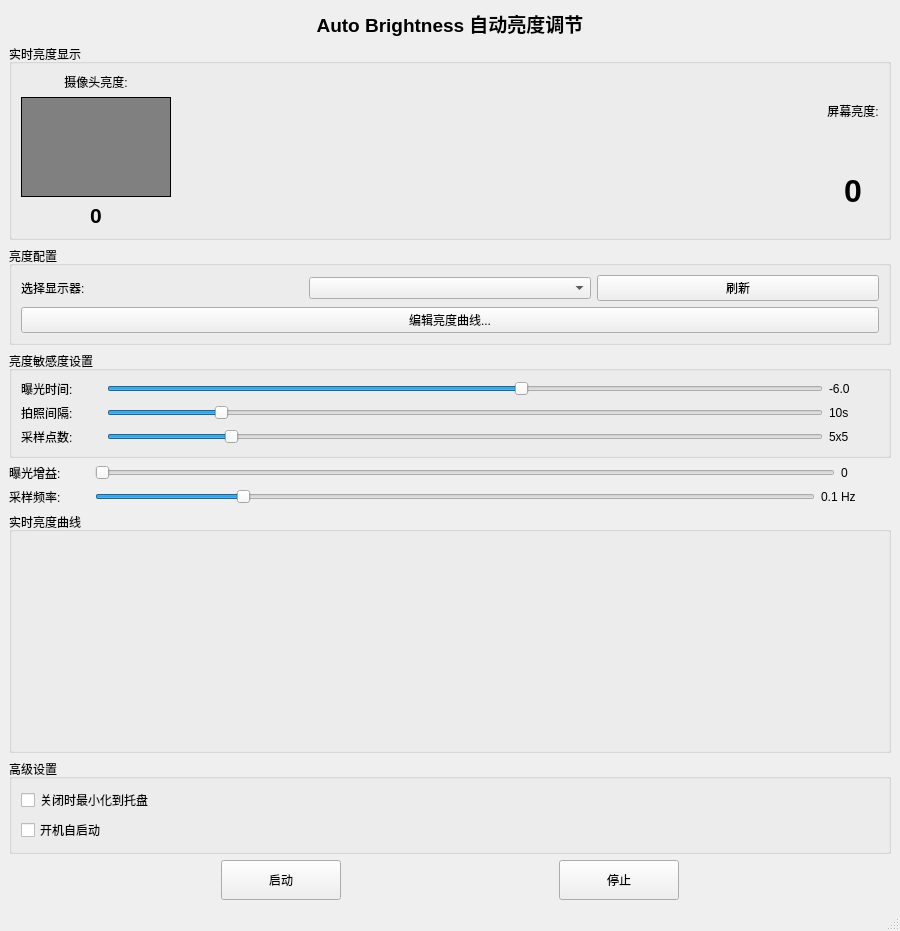
The window that UI/mainwindow.ui (183965983/AutoBrightnessWidget) describes before a commit, drawn with Qt 5.
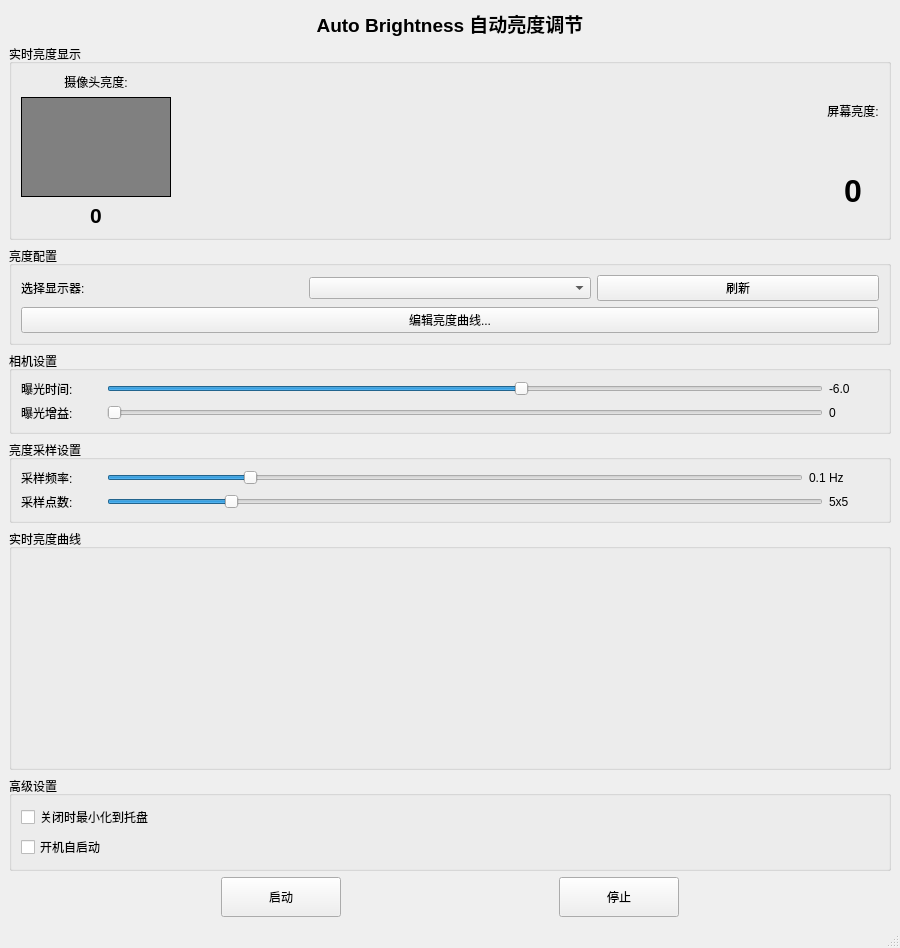
The same window after the commit.

Commit message: Remove duplicate photo interval feature and reorganize camera settings UI

The edit to the form file:
```diff
--- a/UI/mainwindow.ui
+++ b/UI/mainwindow.ui
@@ -177,11 +177,11 @@
      </widget>
     </item>
     <item>
-     <widget class="QGroupBox" name="settingsGroupBox">
+     <widget class="QGroupBox" name="cameraSettingsGroupBox">
       <property name="title">
-       <string>亮度敏感度设置</string>
+       <string>相机设置</string>
       </property>
-      <layout class="QVBoxLayout" name="verticalLayout_2">
+      <layout class="QVBoxLayout" name="cameraSettingsLayout">
        <item>
         <layout class="QHBoxLayout" name="exposureLayout">
          <item>
@@ -229,11 +229,11 @@
         </layout>
        </item>
        <item>
-        <layout class="QHBoxLayout" name="intervalLayout">
+        <layout class="QHBoxLayout" name="gainLayout">
          <item>
-          <widget class="QLabel" name="intervalLabel">
+          <widget class="QLabel" name="gainLabel">
            <property name="text">
-            <string>拍照间隔:</string>
+            <string>曝光增益:</string>
            </property>
            <property name="minimumSize">
             <size>
@@ -244,15 +244,15 @@
           </widget>
          </item>
          <item>
-          <widget class="QSlider" name="intervalSlider">
+          <widget class="QSlider" name="gainSlider">
            <property name="minimum">
-            <number>1</number>
+            <number>0</number>
            </property>
            <property name="maximum">
-            <number>60</number>
+            <number>255</number>
            </property>
            <property name="value">
-            <number>10</number>
+            <number>0</number>
            </property>
            <property name="orientation">
             <enum>Qt::Orientation::Horizontal</enum>
@@ -260,13 +260,71 @@
           </widget>
          </item>
          <item>
-          <widget class="QLabel" name="intervalValueLabel">
+          <widget class="QLabel" name="gainValueLabel">
            <property name="text">
-            <string>10s</string>
+            <string>0</string>
            </property>
            <property name="minimumSize">
             <size>
              <width>50</width>
+             <height>0</height>
+            </size>
+           </property>
+          </widget>
+         </item>
+        </layout>
+       </item>
+      </layout>
+     </widget>
+    </item>
+    <item>
+     <widget class="QGroupBox" name="settingsGroupBox">
+      <property name="title">
+       <string>亮度采样设置</string>
+      </property>
+      <layout class="QVBoxLayout" name="verticalLayout_2">
+       <item>
+        <layout class="QHBoxLayout" name="samplingFreqLayout">
+         <item>
+          <widget class="QLabel" name="samplingFreqLabel">
+           <property name="text">
+            <string>采样频率:</string>
+           </property>
+           <property name="minimumSize">
+            <size>
+             <width>80</width>
+             <height>0</height>
+            </size>
+           </property>
+          </widget>
+         </item>
+         <item>
+          <widget class="QSlider" name="samplingFreqSlider">
+           <property name="minimum">
+            <number>0</number>
+           </property>
+           <property name="maximum">
+            <number>100</number>
+           </property>
+           <property name="value">
+            <number>20</number>
+           </property>
+           <property name="orientation">
+            <enum>Qt::Orientation::Horizontal</enum>
+           </property>
+           <property name="toolTip">
+            <string>对数刻度: 0.01Hz - 60Hz</string>
+           </property>
+          </widget>
+         </item>
+         <item>
+          <widget class="QLabel" name="samplingFreqValueLabel">
+           <property name="text">
+            <string>0.1 Hz</string>
+           </property>
+           <property name="minimumSize">
+            <size>
+             <width>70</width>
              <height>0</height>
             </size>
            </property>
@@ -323,101 +381,6 @@
       </layout>
      </widget>
     </item>
-    <item>
-     <layout class="QHBoxLayout" name="gainLayout">
-      <item>
-       <widget class="QLabel" name="gainLabel">
-        <property name="text">
-         <string>曝光增益:</string>
-        </property>
-        <property name="minimumSize">
-         <size>
-          <width>80</width>
-          <height>0</height>
-         </size>
-        </property>
-       </widget>
-      </item>
-      <item>
-       <widget class="QSlider" name="gainSlider">
-        <property name="minimum">
-         <number>0</number>
-        </property>
-        <property name="maximum">
-         <number>255</number>
-        </property>
-        <property name="value">
-         <number>0</number>
-        </property>
-        <property name="orientation">
-         <enum>Qt::Orientation::Horizontal</enum>
-        </property>
-       </widget>
-      </item>
-      <item>
-       <widget class="QLabel" name="gainValueLabel">
-        <property name="text">
-         <string>0</string>
-        </property>
-        <property name="minimumSize">
-         <size>
-          <width>50</width>
-          <height>0</height>
-         </size>
-        </property>
-       </widget>
-      </item>
-     </layout>
-    </item>
-    <item>
-     <layout class="QHBoxLayout" name="samplingFreqLayout">
-      <item>
-       <widget class="QLabel" name="samplingFreqLabel">
-        <property name="text">
-         <string>采样频率:</string>
-        </property>
-        <property name="minimumSize">
-         <size>
-          <width>80</width>
-          <height>0</height>
-         </size>
-        </property>
-       </widget>
-      </item>
-      <item>
-       <widget class="QSlider" name="samplingFreqSlider">
-        <property name="minimum">
-         <number>0</number>
-        </property>
-        <property name="maximum">
-         <number>100</number>
-        </property>
-        <property name="value">
-         <number>20</number>
-        </property>
-        <property name="orientation">
-         <enum>Qt::Orientation::Horizontal</enum>
-        </property>
-        <property name="toolTip">
-         <string>对数刻度: 0.01Hz - 60Hz</string>
-        </property>
-       </widget>
-      </item>
-      <item>
-       <widget class="QLabel" name="samplingFreqValueLabel">
-        <property name="text">
-         <string>0.1 Hz</string>
-        </property>
-        <property name="minimumSize">
-         <size>
-          <width>70</width>
-          <height>0</height>
-         </size>
-        </property>
-       </widget>
-      </item>
-     </layout>
-    </item>
     <item>
      <widget class="QGroupBox" name="curveGroupBox">
       <property name="title">
```
The commit also changes 2 other files.
